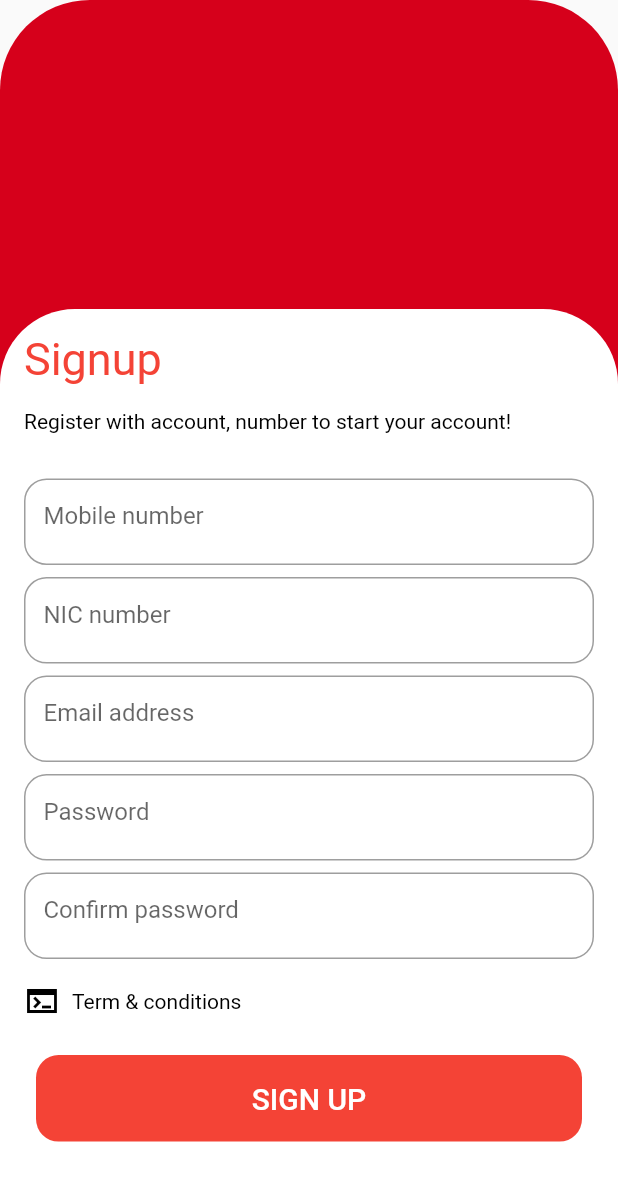
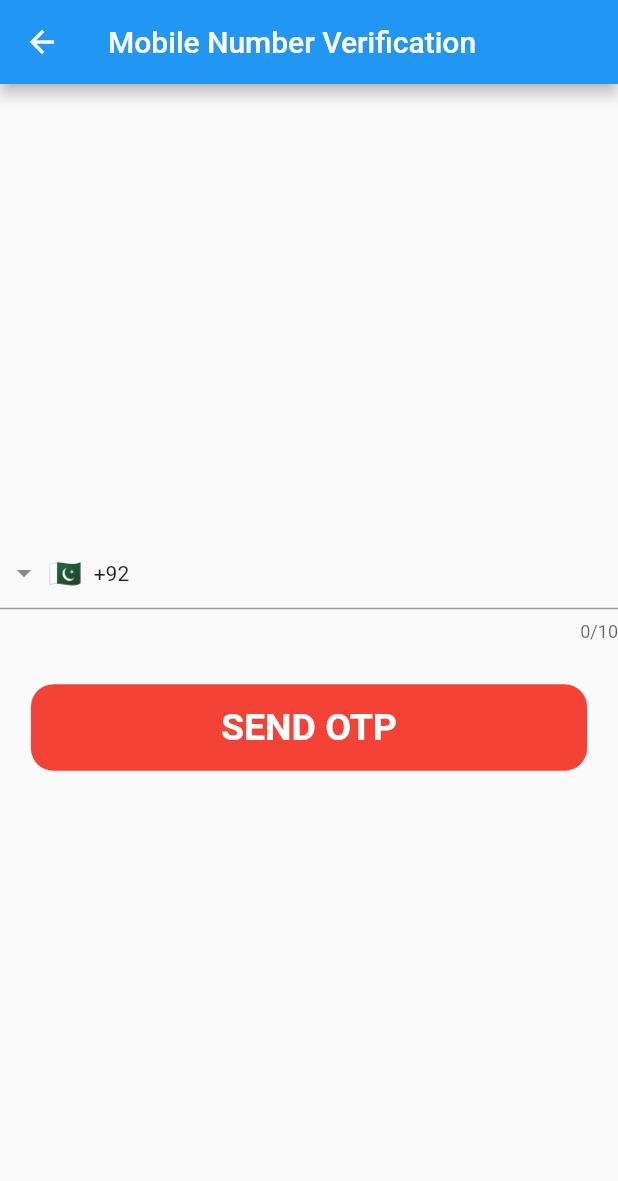
Before and after one commit to fluttersaqibjaved/makenairtel, a Flutter app: the screen it shows after launch, after a tap on "SIGN UP", on a phone screen of 412 x 824 dp. Shown: the top 1181 px of the screen. Run offline on Flutter 3.47's test engine with Material 2 defaults, Android fonts, the phone set to English and light mode, and no system bars; drawn by our look-alikes of intl_phone_field; our stand-ins replace firebase_auth, firebase_core, sizer, smooth_page_indicator; accounts and stored records are empty.

Commit message:
Verify Number

```diff
--- a/lib/Views/airtel/modem_view.dart
+++ b/lib/Views/airtel/modem_view.dart
@@ -27,6 +27,7 @@ class _ModemViewState extends State<ModemView> {
             child: Column(
               children: [
                 Row(
+                mainAxisAlignment: MainAxisAlignment.spaceBetween ,
                   children: [
                        Text(
                   ' Kalutara',
@@ -36,7 +37,6 @@ class _ModemViewState extends State<ModemView> {
                     fontWeight: FontWeight.bold,
                   ),
                 ),
-                SizedBox(width: 30.w),
                 Text(
                   'Change tower',
                   style: TextStyle(
@@ -68,6 +68,7 @@ class _ModemViewState extends State<ModemView> {
                 ],
               ),
               Row(
+                mainAxisAlignment: MainAxisAlignment.spaceBetween,
                 children: [
                      Text(
                   ' updates every 60mins automaticalyy',
@@ -76,7 +77,6 @@ class _ModemViewState extends State<ModemView> {
                     fontSize: 10,
                   ),
                 ),
-                SizedBox(width: 20.w),
                  Image.asset(
                           'assets/images/Group 70.png',
                           width: 24,
--- a/lib/Views/airtel/profile_view.dart
+++ b/lib/Views/airtel/profile_view.dart
@@ -31,7 +31,7 @@ class _ProfileViewState extends State<ProfileView> {
               crossAxisAlignment: CrossAxisAlignment.start,
               children: [
                 Column(
-                  crossAxisAlignment: CrossAxisAlignment.start,
+                  mainAxisAlignment: MainAxisAlignment.center,
                   children: [
                     Text(
                       '  Subscriber ID',
--- /dev/null
+++ b/lib/Views/mobilenumber_view.dart
@@ -0,0 +1,97 @@
+import 'package:firebase_auth/firebase_auth.dart';
+import 'package:flutter/material.dart';
+import 'package:intl_phone_field/intl_phone_field.dart';
+import 'package:sizer/sizer.dart';
+
+class MobileNumberView extends StatefulWidget {
+  const MobileNumberView({Key? key}) : super(key: key);
+
+  @override
+  State<MobileNumberView> createState() => _MobileNumberViewState();
+}
+
+class _MobileNumberViewState extends State<MobileNumberView> {
+  late final TextEditingController _phoneNumberController;
+
+  @override
+  void initState() {
+    _phoneNumberController = TextEditingController();
+    super.initState();
+  }
+
+  @override
+  void dispose() {
+    _phoneNumberController.dispose();
+    super.dispose();
+  }
+
+  Future<void> _signInWithPhoneNumber(String phoneNumber) async {
+    FirebaseAuth auth = FirebaseAuth.instance;
+
+    try {
+      await auth.verifyPhoneNumber(
+        phoneNumber: phoneNumber,
+        verificationCompleted: (PhoneAuthCredential credential) {
+          auth.signInWithCredential(credential);
+        },
+        verificationFailed: (FirebaseAuthException e) {
+          print('Failed to verify phone number: $e');
+        },
+        codeSent: (String verificationId, int? resendToken) {
+        },
+        codeAutoRetrievalTimeout: (String verificationId) {
+        },
+      );
+    } catch (e) {
+      print('Error signing in with phone: $e');
+    }
+  }
+
+  @override
+  Widget build(BuildContext context) {
+    return Scaffold(
+      appBar: AppBar(
+        title: Text('Mobile Number Verification'),
+      ),
+      body: Center(
+        child: Column(
+          mainAxisAlignment: MainAxisAlignment.center,
+          children: [
+     IntlPhoneField(
+  controller: _phoneNumberController,
+  initialCountryCode: 'PK',
+  onChanged: (phone) {
+    print(phone.completeNumber);
+  },
+  style: TextStyle(fontSize: 15),
+),
+
+            SizedBox(height: 20),
+         TextButton(
+        onPressed: () {
+          _signInWithPhoneNumber(_phoneNumberController.text);
+        },
+         child: Container(
+          alignment: Alignment.center,
+  width: 90.w,
+  height: 7.h,
+  decoration: BoxDecoration(
+    borderRadius: BorderRadius.circular(15.0),
+    color: Colors.red,
+  ),
+        child: Text(
+          'SEND OTP',
+          style: TextStyle(
+            color: Colors.white,
+            fontSize: 25,
+            fontWeight: FontWeight.bold,
+          ),
+        ),
+      ),
+  ),
+          ],
+        ),
+      ),
+    );
+  }
+}
--- a/lib/Views/verify_email_views.dart
+++ /dev/null
@@ -1,45 +0,0 @@
-import 'package:flutter/material.dart';
-import 'package:makenairtel/Views/welcome_view.dart';
-
-class VerifyEmailView extends StatefulWidget {
-  const VerifyEmailView({Key? key}) : super(key: key);
-
-  @override
-  _VerifyEmailViewState createState() => _VerifyEmailViewState();
-}
-
-class _VerifyEmailViewState extends State<VerifyEmailView> {
-  @override
-  Widget build(BuildContext context) {
-    return Scaffold(
-      appBar: AppBar(
-        title: const Text('Verify email'),
-      ),
-      body: SingleChildScrollView(
-        child: Column(
-          children: [
-            const Text(
-                "We've sent you an email verification. Please open it to verify your account."),
-            const Text(
-                "If you haven't received a verification email yet, press the button below"),
-            TextButton(
-              onPressed: () {
-              //   final user = FirebaseAuth.instance.currentUser;
-              // await user?.sendEmailVerification();
-              },
-              child: Container(child: const Text('Resend email verification')),
-            ),
-            TextButton(
-              onPressed: () async {
-                Navigator.of(context).push(MaterialPageRoute(builder: (context) {
-                        return WelcomeView();
-                      }));
-              },
-              child: const Text('Restart'),
-            )
-          ],
-        ),
-      ),
-    );
-  }
-}
--- a/lib/Views/welcome_view.dart
+++ b/lib/Views/welcome_view.dart
@@ -1,6 +1,6 @@
 import 'package:flutter/material.dart';
 import 'package:makenairtel/Views/login_view.dart';
-import 'package:makenairtel/Views/register_view.dart';
+import 'package:makenairtel/Views/mobilenumber_view.dart';
 import 'package:sizer/sizer.dart';
 
 class WelcomeView extends StatefulWidget {
@@ -60,7 +60,7 @@ class _WelcomeViewState extends State<WelcomeView> {
                         onPressed: () {
                           Navigator.of(context).push(
                             MaterialPageRoute(
-                              builder: (context) => RegisterView(),
+                              builder: (context) => MobileNumberView(),
                             ),
                           );
                         },
--- a/lib/main.dart
+++ b/lib/main.dart
@@ -2,7 +2,6 @@ import 'package:firebase_auth/firebase_auth.dart';
 import 'package:firebase_core/firebase_core.dart';
 import 'package:flutter/material.dart';
 import 'package:makenairtel/Views/airtel/airtel_view.dart';
-import 'package:makenairtel/Views/verify_email_views.dart';
 import 'package:makenairtel/Views/welcome_view.dart';
 import 'package:makenairtel/firebase_options.dart';
 import 'package:sizer/sizer.dart';
@@ -51,7 +50,7 @@ if (user != null) {
   if (user.emailVerified) {
     return AirtelView();
   } else {
-    return VerifyEmailView();
+    return WelcomeView();
   }
 } else {
   return WelcomeView();
```
Also changed, not shown: lib/Views/airtel/Recharge_view.dart (+68 -3 lines), lib/Views/register_view.dart (+31 -14 lines), lib/Views/verification_views.dart (added, +52 -0 lines), lib/Views/login_view.dart (indentation only).
